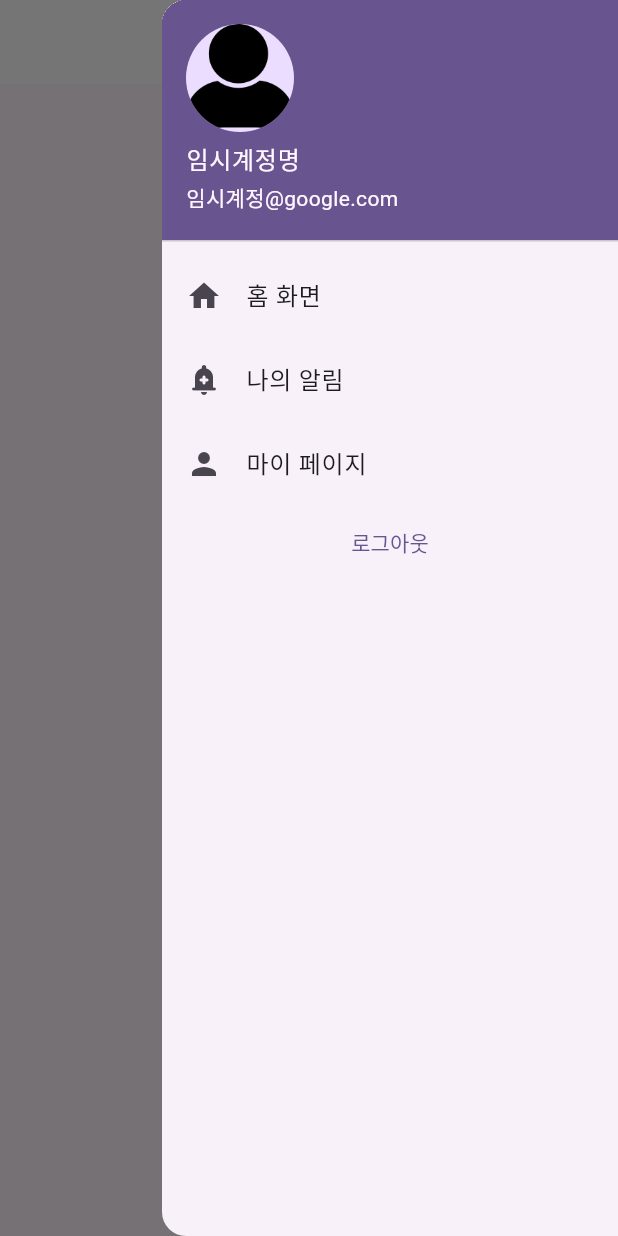
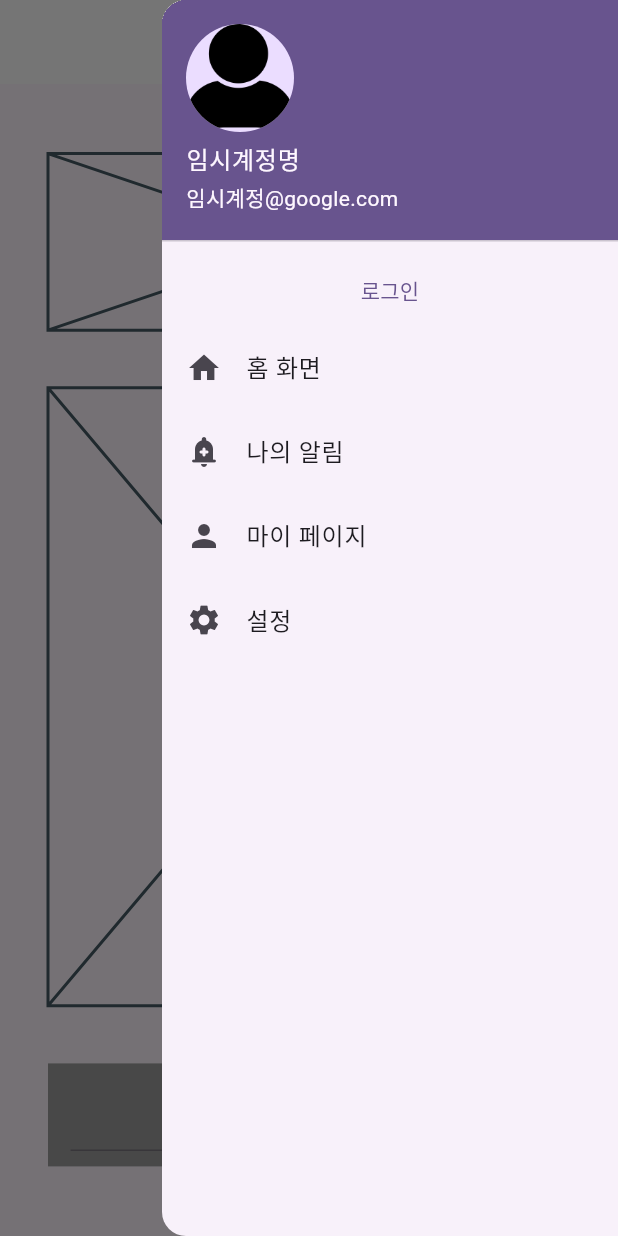
Before and after one commit to JangHyeonu/hackertohn_a, a Flutter app: the screen it shows after launch, with the side drawer open, on a phone screen of 412 x 824 dp. Run offline on Flutter 3.47's test engine with Material 2 defaults, Android fonts, the phone set to English and light mode, and no system bars; our stand-ins replace cloud_firestore, firebase_core, go_router; accounts and stored records are empty.

Commit message:
메인화면 간단한 UI, 로그인 팝업까지..

```diff
--- /dev/null
+++ b/lib/_common/component/text_form_button_component.dart
@@ -0,0 +1,31 @@
+import 'package:flutter/material.dart';
+
+class TextFormButtonComponent extends StatelessWidget {
+  final String buttonText;
+  final void buttonClickEvent;
+  final double textFormWidth;
+
+  const TextFormButtonComponent({
+    required this.buttonText,
+    required this.buttonClickEvent,
+    required this.textFormWidth,
+    super.key
+  });
+
+  @override
+  Widget build(BuildContext context) {
+    return Row(
+      mainAxisAlignment: MainAxisAlignment.spaceEvenly,
+      children: [
+        Container(
+          child: TextFormField(),
+          width: textFormWidth,
+        ),
+        ElevatedButton(
+          onPressed: () => buttonClickEvent,
+          child: Text(buttonText),
+        ),
+      ],
+    );
+  }
+}
--- a/lib/_common/layout/default_layout.dart
+++ b/lib/_common/layout/default_layout.dart
@@ -1,7 +1,8 @@
-import 'package:flutter/cupertino.dart';
 import 'package:flutter/material.dart';
 import 'package:go_router/go_router.dart';
+import 'package:seeya_hackthon_a/_common/view/login_popup_screen.dart';
 
+// 상단의 앱바를 포함한 기본 레이아웃
 class DefaultLayout extends StatelessWidget {
   final bool appBarLeftUseYn;
   final Widget child;
@@ -15,7 +16,8 @@ class DefaultLayout extends StatelessWidget {
       appBar: AppBar(
         backgroundColor: Colors.white,
       ),
-      // 앱바 상단 리스트바
+
+      // 앱바 우측 상단 리스트바 메뉴
       endDrawer: Drawer(
         child: ListView(
           children: <Widget>[
@@ -26,6 +28,17 @@ class DefaultLayout extends StatelessWidget {
               accountName: Text("임시계정명"),
               accountEmail: Text("임시계정@google.com"),
             ),
+            TextButton(
+              child: const Text("로그인"),
+              onPressed: () {
+                showDialog(
+                  context: context,
+                  barrierDismissible: false,
+                  builder: (context) => const LoginPopupScreen(),
+                );
+              },
+            ),
+
             ListTile(
               leading: const Icon(Icons.home),
               title: const Text('홈 화면'),
@@ -33,7 +46,6 @@ class DefaultLayout extends StatelessWidget {
                 if(context.canPop()) {
                   context.pop();
                 }
-
                 context.go("/");
               },
             ),
@@ -47,9 +59,10 @@ class DefaultLayout extends StatelessWidget {
               title: const Text('마이 페이지'),
               onTap: () => {},
             ),
-            TextButton(
-              onPressed: () {},
-              child: const Text("로그아웃"),
+            ListTile(
+              leading: const Icon(Icons.settings),
+              title: const Text('설정'),
+              onTap: () => {},
             ),
           ],
         ),
--- /dev/null
+++ b/lib/_common/view/main_screen.dart
@@ -0,0 +1,45 @@
+import 'package:flutter/material.dart';
+import 'package:seeya_hackthon_a/_common/component/text_form_button_component.dart';
+import 'package:seeya_hackthon_a/_common/layout/default_layout.dart';
+
+// 메인 화면
+class MainScreen extends StatelessWidget {
+  const MainScreen({super.key});
+
+  @override
+  Widget build(BuildContext context) {
+    return DefaultLayout(
+      appBarLeftUseYn: false,
+      child: Padding(
+        padding: const EdgeInsets.fromLTRB(32, 8, 32, 8),
+        child: Column(
+          mainAxisAlignment: MainAxisAlignment.spaceEvenly,
+          children: [
+            // 배너
+            Container(
+              height: MediaQuery.of(context).size.height / 7,
+              child: Placeholder(),
+            ),
+
+            // 행사 리스트
+            Container(
+              height: MediaQuery.of(context).size.height / 2,
+              child: Placeholder(),
+            ),
+
+            // 검색창
+            Container(
+              color: Colors.grey,
+              height: MediaQuery.of(context).size.height / 12,
+              child: TextFormButtonComponent(
+                textFormWidth: MediaQuery.of(context).size.width / 1.8,
+                buttonText: "검색",
+                buttonClickEvent: () => {},
+              ),
+            )
+          ],
+        ),
+      ),
+    );
+  }
+}
--- a/lib/main.dart
+++ b/lib/main.dart
@@ -3,6 +3,7 @@ import 'package:firebase_core/firebase_core.dart';
 import 'package:flutter/material.dart';
 import 'package:go_router/go_router.dart';
 import 'package:seeya_hackthon_a/_common/layout/default_layout.dart';
+import 'package:seeya_hackthon_a/_common/view/main_screen.dart';
 import 'package:seeya_hackthon_a/business/view/business_join_screen.dart';
 import 'package:seeya_hackthon_a/business/view/business_main_screen.dart';
 import 'package:seeya_hackthon_a/firebase_options.dart';
@@ -39,7 +40,7 @@ class MyApp extends StatelessWidget {
         routes: [
           GoRoute(
             path: "/",
-            builder: (context, state) => const MyHomePage()
+            builder: (context, state) => const MainScreen(),
           ),
           GoRoute(
             path: "/business",
@@ -56,17 +57,3 @@ class MyApp extends StatelessWidget {
     );
   }
 }
-
-class MyHomePage extends StatelessWidget {
-  const MyHomePage({super.key});
-
-  @override
-  Widget build(BuildContext context) {
-    return const DefaultLayout(
-      appBarLeftUseYn: false,
-      child: Center(
-        child: Text("A"),
-      ),
-    );
-  }
-}
```
Also changed, not shown: lib/_common/view/login_popup_screen.dart (added, +29 -0 lines).
